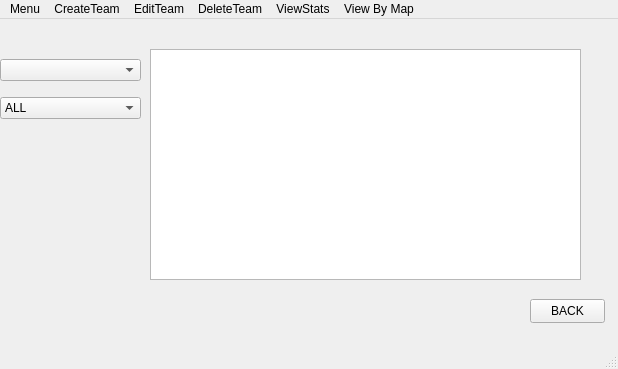
ERantalainen/Scouting-tool, file mainwindow.ui: the form before one commit.
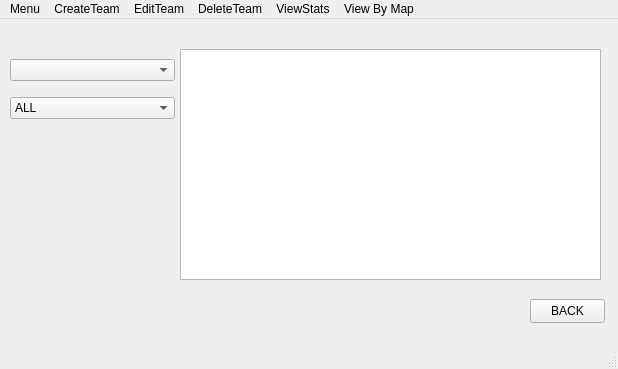
The form after the commit. The open tabs and pages were chosen to show the change.

Patch:
```diff
--- a/mainwindow.ui
+++ b/mainwindow.ui
@@ -95,9 +95,9 @@
      <widget class="QTextEdit" name="StatsInfo">
       <property name="geometry">
        <rect>
-        <x>150</x>
+        <x>180</x>
         <y>30</y>
-        <width>431</width>
+        <width>421</width>
         <height>231</height>
        </rect>
       </property>
@@ -121,9 +121,9 @@
      <widget class="QWidget" name="verticalLayoutWidget_4">
       <property name="geometry">
        <rect>
-        <x>0</x>
+        <x>10</x>
         <y>30</y>
-        <width>141</width>
+        <width>165</width>
         <height>80</height>
        </rect>
       </property>
```
Left out of the diff: 2 changed lines with no effect on the pictures.
